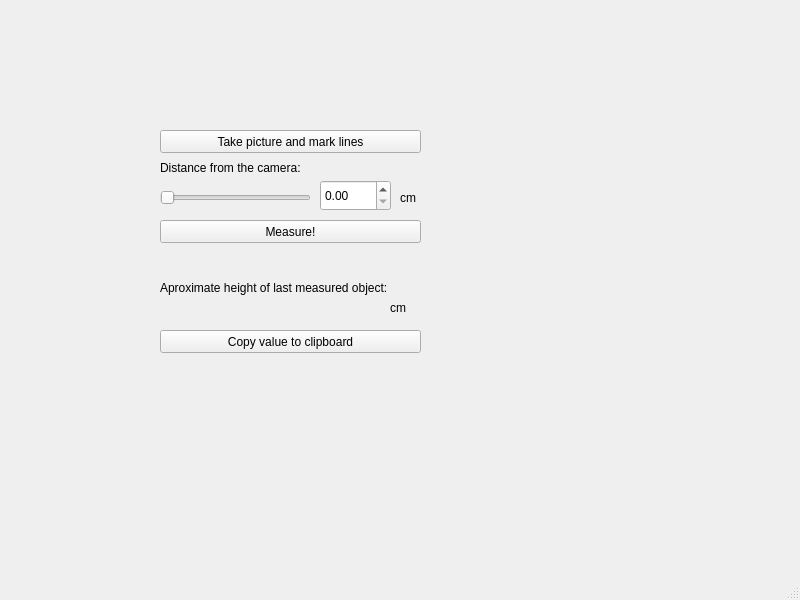
Old version of the form sources/measuringwindow.ui in the repository mseefelder/barosaurus.
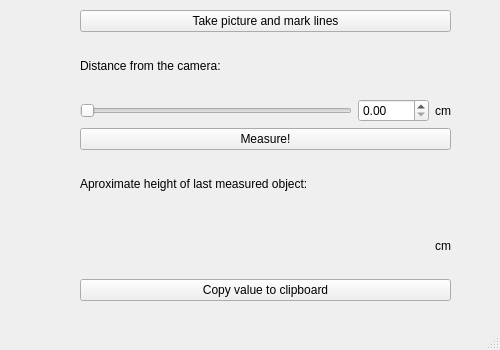
New version of the form.

```diff
--- a/sources/measuringwindow.ui
+++ b/sources/measuringwindow.ui
@@ -6,75 +6,40 @@
    <rect>
     <x>0</x>
     <y>0</y>
-    <width>800</width>
-    <height>600</height>
+    <width>500</width>
+    <height>350</height>
    </rect>
   </property>
   <property name="windowTitle">
    <string>MainWindow</string>
   </property>
   <widget class="QWidget" name="centralwidget">
-   <widget class="QLabel" name="label">
+   <widget class="QWidget" name="">
     <property name="geometry">
      <rect>
-      <x>160</x>
-      <y>280</y>
-      <width>271</width>
-      <height>16</height>
+      <x>80</x>
+      <y>10</y>
+      <width>371</width>
+      <height>291</height>
      </rect>
     </property>
-    <property name="text">
-     <string>Aproximate height of last measured object:</string>
-    </property>
-   </widget>
-   <widget class="QLabel" name="label_3">
-    <property name="geometry">
-     <rect>
-      <x>390</x>
-      <y>300</y>
-      <width>31</width>
-      <height>16</height>
-     </rect>
-    </property>
-    <property name="text">
-     <string>cm</string>
-    </property>
-   </widget>
-   <widget class="QLabel" name="measuredValue">
-    <property name="geometry">
-     <rect>
-      <x>160</x>
-      <y>300</y>
-      <width>221</width>
-      <height>16</height>
-     </rect>
-    </property>
-    <property name="text">
-     <string/>
-    </property>
-   </widget>
+    <layout class="QGridLayout" name="gridLayout">
+     <item row="0" column="0" colspan="3">
    <widget class="QPushButton" name="pushButton">
-    <property name="geometry">
-     <rect>
-      <x>160</x>
-      <y>130</y>
-      <width>261</width>
-      <height>23</height>
-     </rect>
-    </property>
     <property name="text">
      <string>Take picture and mark lines</string>
     </property>
    </widget>
+     </item>
+     <item row="1" column="0" colspan="2">
+      <widget class="QLabel" name="label_2">
+       <property name="text">
+        <string>Distance from the camera:</string>
+       </property>
+      </widget>
+     </item>
+     <item row="2" column="0">
    <widget class="QSlider" name="horizontalSlider">
-    <property name="geometry">
-     <rect>
-      <x>160</x>
-      <y>190</y>
-      <width>151</width>
-      <height>16</height>
-     </rect>
-    </property>
     <property name="maximum">
      <number>1000</number>
     </property>
@@ -82,71 +47,58 @@
      <enum>Qt::Horizontal</enum>
     </property>
    </widget>
+     </item>
+     <item row="2" column="1">
    <widget class="QDoubleSpinBox" name="doubleSpinBox">
-    <property name="geometry">
-     <rect>
-      <x>320</x>
-      <y>180</y>
-      <width>71</width>
-      <height>31</height>
-     </rect>
-    </property>
     <property name="maximum">
      <double>1000.000000000000000</double>
     </property>
    </widget>
-   <widget class="QLabel" name="label_2">
-    <property name="geometry">
-     <rect>
-      <x>160</x>
-      <y>160</y>
-      <width>181</width>
-      <height>16</height>
-     </rect>
-    </property>
-    <property name="text">
-     <string>Distance from the camera:</string>
-    </property>
-   </widget>
+     </item>
+     <item row="2" column="2">
    <widget class="QLabel" name="label_4">
-    <property name="geometry">
-     <rect>
-      <x>400</x>
-      <y>190</y>
-      <width>21</width>
-      <height>16</height>
-     </rect>
-    </property>
     <property name="text">
      <string>cm</string>
     </property>
    </widget>
+     </item>
+     <item row="3" column="0" colspan="3">
    <widget class="QPushButton" name="pushButton_2">
-    <property name="geometry">
-     <rect>
-      <x>160</x>
-      <y>220</y>
-      <width>261</width>
-      <height>23</height>
-     </rect>
-    </property>
     <property name="text">
      <string>Measure!</string>
     </property>
    </widget>
+     </item>
+     <item row="4" column="0" colspan="3">
+      <widget class="QLabel" name="label">
+       <property name="text">
+        <string>Aproximate height of last measured object:</string>
+       </property>
+      </widget>
+     </item>
+     <item row="5" column="0" colspan="2">
+      <widget class="QLabel" name="measuredValue">
+       <property name="text">
+        <string/>
+       </property>
+      </widget>
+     </item>
+     <item row="5" column="2">
+      <widget class="QLabel" name="label_3">
+       <property name="text">
+        <string>cm</string>
+       </property>
+      </widget>
+     </item>
+     <item row="6" column="0" colspan="3">
    <widget class="QPushButton" name="pushButton_3">
-    <property name="geometry">
-     <rect>
-      <x>160</x>
-      <y>330</y>
-      <width>261</width>
-      <height>23</height>
-     </rect>
-    </property>
     <property name="text">
      <string>Copy value to clipboard</string>
     </property>
    </widget>
+     </item>
+    </layout>
+   </widget>
   </widget>
   <widget class="QMenuBar" name="menubar">
    <property name="geometry">
```
Left out of the diff: 2 changed lines with no effect on the pictures. Lines whose indentation alone changed are shown as unchanged.
